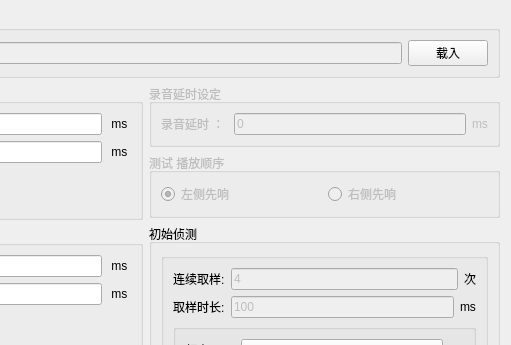
Above: UI/Setup4AutoTest.ui from YeeeeRQ/SpeakerTest before the change; both pictures show x 220 to 731 and y 0 to 345 of the 731 by 526 pixel window. Below: the same form after it.
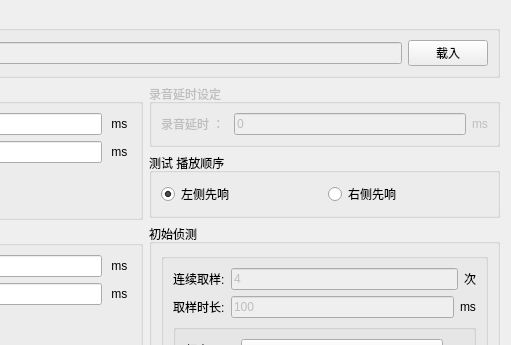
That is the form after the change.

Diff of the .ui file:
```diff
--- a/UI/Setup4AutoTest.ui
+++ b/UI/Setup4AutoTest.ui
@@ -544,7 +544,7 @@
          <item>
           <widget class="QGroupBox" name="groupBox">
            <property name="enabled">
-            <bool>false</bool>
+            <bool>true</bool>
            </property>
            <property name="title">
             <string>测试 播放顺序</string>
@@ -554,6 +554,9 @@
              <layout class="QHBoxLayout" name="horizontalLayout_3">
               <item>
                <widget class="QRadioButton" name="radioButton_Left">
+                <property name="enabled">
+                 <bool>true</bool>
+                </property>
                 <property name="text">
                  <string>左侧先响</string>
                 </property>
```
